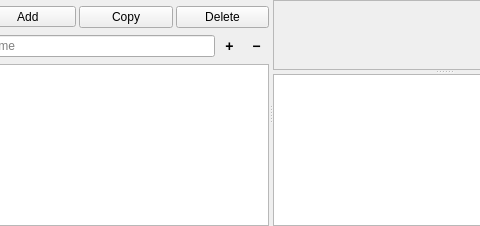
First picture: the form in src_new/ui/designer/quest_outline.ui, repository ThePi1/SPT-Trader-Builder, before the edit; both pictures show x 114 to 594 and y 0 to 226 of the 728 by 226 pixel window.
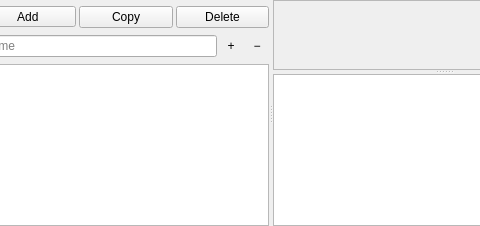
Second picture: the form after the edit.

Commit message:
Show the expand and collapse buttons' + and - in the normal font
The + and - were bold at 14 px; they now use the normal 9 pt font with no
style sheet. The buttons are still 24 px wide and flat.

The edit to the form file:
```diff
--- a/src_new/ui/designer/quest_outline.ui
+++ b/src_new/ui/designer/quest_outline.ui
@@ -112,9 +112,6 @@
              <height>24</height>
             </size>
            </property>
-           <property name="styleSheet">
-            <string notr="true">QToolButton { font-weight: bold; font-size: 14px; }</string>
-           </property>
            <property name="toolTip">
             <string>Expand all</string>
            </property>
@@ -134,9 +131,6 @@
              <height>24</height>
             </size>
            </property>
-           <property name="styleSheet">
-            <string notr="true">QToolButton { font-weight: bold; font-size: 14px; }</string>
-           </property>
            <property name="toolTip">
             <string>Collapse all</string>
            </property>
```
The commit also changes 2 other files.
